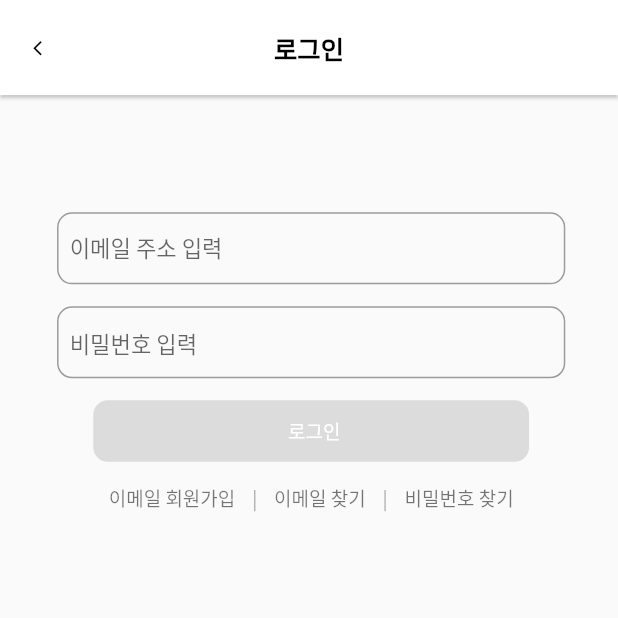
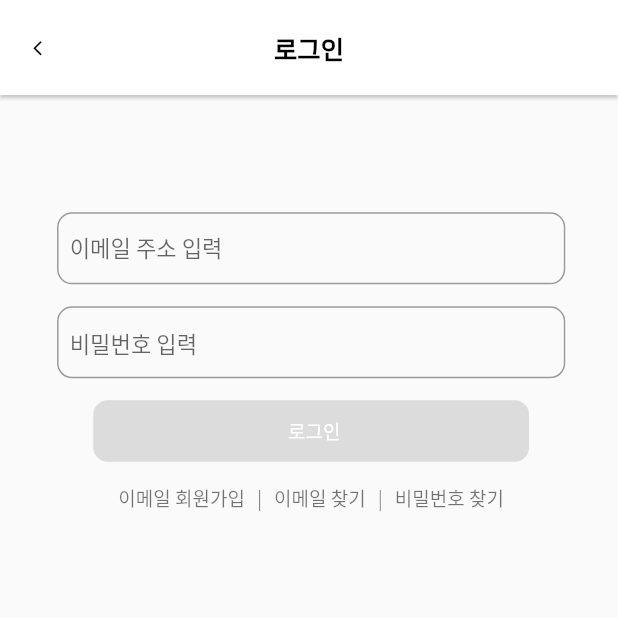
Before and after one commit to HyeonJunSong/myspot, a Flutter app: the screen it shows after launch, after a tap on "이메일로 로그인", on a phone screen of 412 x 824 dp, the top half of it. Run offline on Flutter 3.47's test engine with Material 2 defaults, Android fonts, the light colour scheme and no system bars; our stand-ins replace carousel_slider, flutter_screenutil, fluttertoast, geolocator, get, gradient_borders and 1 more; missing offline and left inert: flutter_naver_map, kakao_flutter_sdk, kakao_flutter_sdk_user; accounts and stored records are empty; network calls fail.

Commit message:
fix: signIn page buttons error

```diff
--- a/lib/pages/SignUpInPage/signin_page.dart
+++ b/lib/pages/SignUpInPage/signin_page.dart
@@ -111,10 +111,8 @@ Widget _submitButton(BuildContext context){
 }
 
 Widget _footer(){
-  return Padding(
-    padding: EdgeInsets.symmetric(horizontal: 25.w),
-    child: Row(
-      mainAxisAlignment: MainAxisAlignment.spaceBetween,
+  return Row(
+    mainAxisAlignment: MainAxisAlignment.center,
     children: [
       TextButton(
         onPressed: () => Get.toNamed('/SignUp'),
@@ -166,6 +164,5 @@ Widget _footer(){
         ),
       ),
     ],
-    ),
   );
 }
```
Lines whose indentation alone changed are shown as unchanged.
